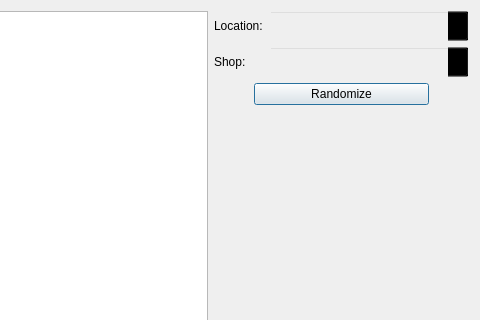
Above: DMHelper/src/randommarketdialog.ui from MMetze/DMHelper before the change; both pictures show x 467 to 947 and y 0 to 320 of the 947 by 637 pixel window. Below: the same form after it.
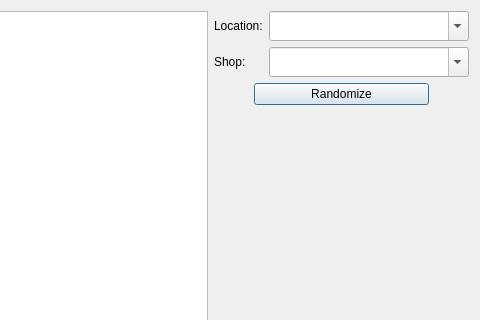
That is the form after the change. Icons and pictures are not drawn.

The edit to the form file:
```diff
--- a/DMHelper/src/randommarketdialog.ui
+++ b/DMHelper/src/randommarketdialog.ui
@@ -13,10 +13,6 @@
   <property name="windowTitle">
    <string>Create Random Market</string>
   </property>
-  <property name="styleSheet">
-   <string notr="true">background-image: url(:/img/data/parchment.jpg);
-QFrame{ background: transparent; }</string>
-  </property>
   <layout class="QHBoxLayout" name="horizontalLayout_5">
    <item>
     <widget class="QTextEdit" name="textEdit"/>
@@ -40,10 +36,6 @@
            <height>30</height>
           </size>
          </property>
-         <property name="styleSheet">
-          <string notr="true">background: transparent;
-</string>
-         </property>
          <property name="editable">
           <bool>true</bool>
          </property>
@@ -68,10 +60,6 @@
            <height>30</height>
           </size>
          </property>
-         <property name="styleSheet">
-          <string notr="true">background: transparent;
-</string>
-         </property>
          <property name="editable">
           <bool>true</bool>
          </property>
```
